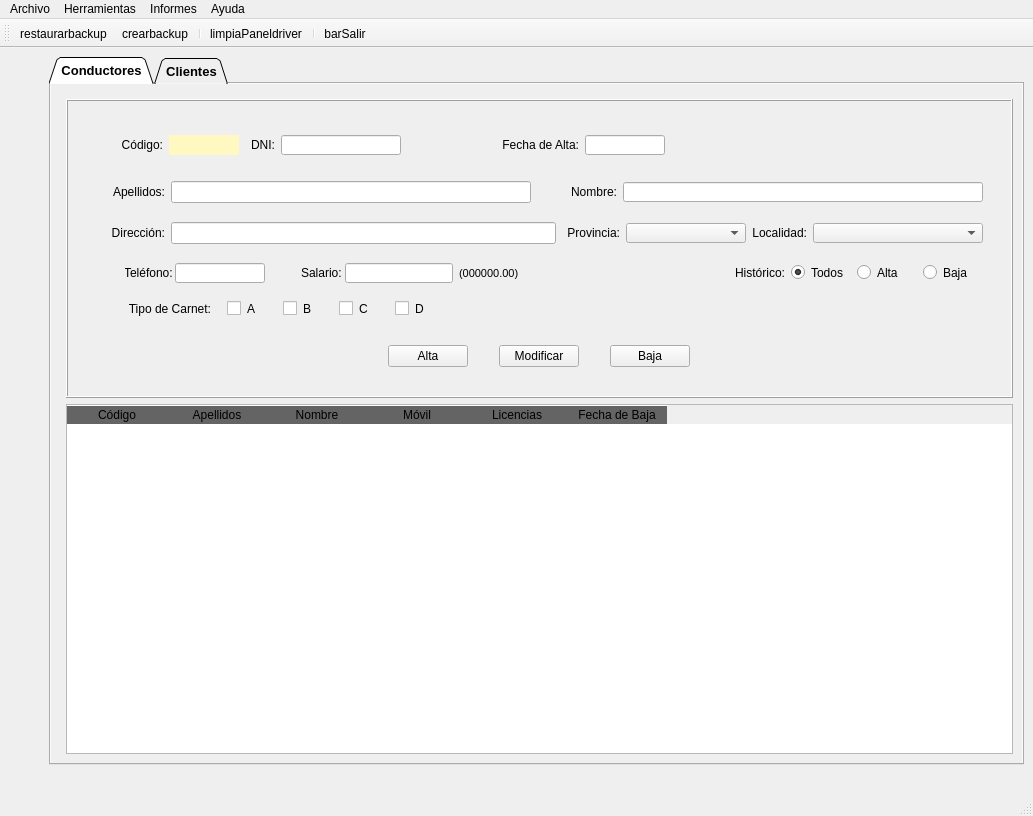
Cross048/DAM_2, file Interfaces/BernalMendez/templates/MainWindow.ui: the form before one commit.
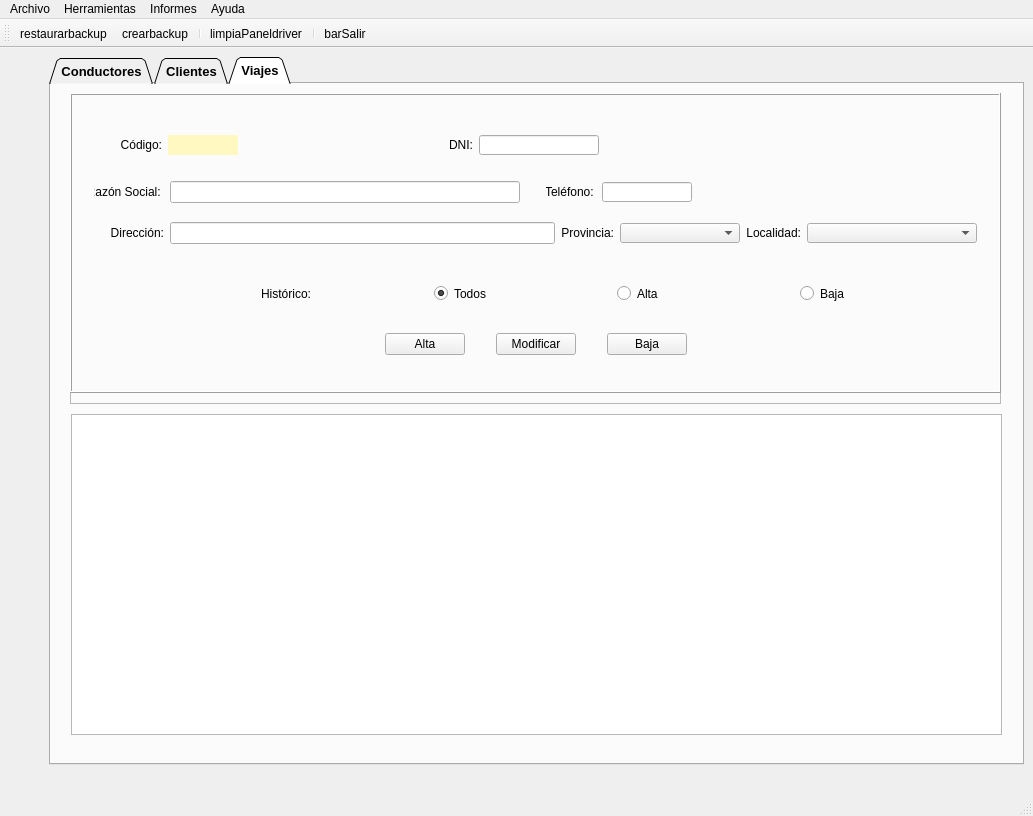
The form after the commit. The open tabs and pages were chosen to show the change. Icons and pictures are not drawn.

Diff of the .ui file:
```diff
--- a/Interfaces/BernalMendez/templates/MainWindow.ui
+++ b/Interfaces/BernalMendez/templates/MainWindow.ui
@@ -2120,6 +2120,783 @@
         </item>
        </layout>
       </widget>
+      <widget class="QWidget" name="panelViajes">
+       <attribute name="title">
+        <string>Viajes</string>
+       </attribute>
+       <widget class="QFrame" name="frame">
+        <property name="geometry">
+         <rect>
+          <x>19</x>
+          <y>9</y>
+          <width>931</width>
+          <height>311</height>
+         </rect>
+        </property>
+        <property name="frameShape">
+         <enum>QFrame::StyledPanel</enum>
+        </property>
+        <property name="frameShadow">
+         <enum>QFrame::Raised</enum>
+        </property>
+        <widget class="QFrame" name="frngestdrive_3">
+         <property name="geometry">
+          <rect>
+           <x>0</x>
+           <y>0</y>
+           <width>931</width>
+           <height>300</height>
+          </rect>
+         </property>
+         <property name="sizePolicy">
+          <sizepolicy hsizetype="Fixed" vsizetype="Ignored">
+           <horstretch>1</horstretch>
+           <verstretch>2</verstretch>
+          </sizepolicy>
+         </property>
+         <property name="minimumSize">
+          <size>
+           <width>400</width>
+           <height>20</height>
+          </size>
+         </property>
+         <property name="maximumSize">
+          <size>
+           <width>2048</width>
+           <height>300</height>
+          </size>
+         </property>
+         <property name="layoutDirection">
+          <enum>Qt::LeftToRight</enum>
+         </property>
+         <property name="styleSheet">
+          <string notr="true">border-color: rgb(255, 253, 225);</string>
+         </property>
+         <property name="frameShape">
+          <enum>QFrame::Box</enum>
+         </property>
+         <property name="frameShadow">
+          <enum>QFrame::Raised</enum>
+         </property>
+         <layout class="QGridLayout" name="gridLayout_24">
+          <item row="1" column="1">
+           <layout class="QGridLayout" name="gridLayout_29">
+            <item row="0" column="0">
+             <widget class="QLabel" name="lblEstado_4">
+              <property name="minimumSize">
+               <size>
+                <width>80</width>
+                <height>0</height>
+               </size>
+              </property>
+              <property name="maximumSize">
+               <size>
+                <width>100</width>
+                <height>20</height>
+               </size>
+              </property>
+              <property name="text">
+               <string>Histórico:</string>
+              </property>
+              <property name="alignment">
+               <set>Qt::AlignRight|Qt::AlignTrailing|Qt::AlignVCenter</set>
+              </property>
+             </widget>
+            </item>
+            <item row="0" column="1">
+             <widget class="QRadioButton" name="rbtTodos_4">
+              <property name="minimumSize">
+               <size>
+                <width>60</width>
+                <height>0</height>
+               </size>
+              </property>
+              <property name="maximumSize">
+               <size>
+                <width>60</width>
+                <height>16777215</height>
+               </size>
+              </property>
+              <property name="text">
+               <string>Todos</string>
+              </property>
+              <property name="checked">
+               <bool>true</bool>
+              </property>
+             </widget>
+            </item>
+            <item row="0" column="3">
+             <widget class="QRadioButton" name="rbtBaja_4">
+              <property name="minimumSize">
+               <size>
+                <width>60</width>
+                <height>0</height>
+               </size>
+              </property>
+              <property name="maximumSize">
+               <size>
+                <width>60</width>
+                <height>16777215</height>
+               </size>
+              </property>
+              <property name="text">
+               <string>Baja</string>
+              </property>
+             </widget>
+            </item>
+            <item row="0" column="2">
+             <widget class="QRadioButton" name="rbtAlta_4">
+              <property name="minimumSize">
+               <size>
+                <width>60</width>
+                <height>0</height>
+               </size>
+              </property>
+              <property name="maximumSize">
+               <size>
+                <width>60</width>
+                <height>16777215</height>
+               </size>
+              </property>
+              <property name="text">
+               <string>Alta</string>
+              </property>
+              <property name="checked">
+               <bool>false</bool>
+              </property>
+             </widget>
+            </item>
+           </layout>
+          </item>
+          <item row="0" column="0">
+           <spacer name="horizontalSpacer_46">
+            <property name="orientation">
+             <enum>Qt::Horizontal</enum>
+            </property>
+            <property name="sizeHint" stdset="0">
+             <size>
+              <width>120</width>
+              <height>20</height>
+             </size>
+            </property>
+           </spacer>
+          </item>
+          <item row="2" column="1">
+           <layout class="QHBoxLayout" name="horizontalLayout_5">
+            <property name="spacing">
+             <number>1</number>
+            </property>
+            <property name="sizeConstraint">
+             <enum>QLayout::SetDefaultConstraint</enum>
+            </property>
+            <item>
+             <spacer name="horizontalSpacer_37">
+              <property name="orientation">
+               <enum>Qt::Horizontal</enum>
+              </property>
+              <property name="sizeHint" stdset="0">
+               <size>
+                <width>40</width>
+                <height>20</height>
+               </size>
+              </property>
+             </spacer>
+            </item>
+            <item>
+             <widget class="QPushButton" name="btnAltaDriver_4">
+              <property name="minimumSize">
+               <size>
+                <width>75</width>
+                <height>20</height>
+               </size>
+              </property>
+              <property name="maximumSize">
+               <size>
+                <width>80</width>
+                <height>16777215</height>
+               </size>
+              </property>
+              <property name="text">
+               <string>Alta</string>
+              </property>
+             </widget>
+            </item>
+            <item>
+             <spacer name="horizontalSpacer_38">
+              <property name="orientation">
+               <enum>Qt::Horizontal</enum>
+              </property>
+              <property name="sizeType">
+               <enum>QSizePolicy::Fixed</enum>
+              </property>
+              <property name="sizeHint" stdset="0">
+               <size>
+                <width>30</width>
+                <height>20</height>
+               </size>
+              </property>
+             </spacer>
+            </item>
+            <item>
+             <widget class="QPushButton" name="btnModifDriver_4">
+              <property name="minimumSize">
+               <size>
+                <width>75</width>
+                <height>20</height>
+               </size>
+              </property>
+              <property name="maximumSize">
+               <size>
+                <width>80</width>
+                <height>16777215</height>
+               </size>
+              </property>
+              <property name="text">
+               <string>Modificar</string>
+              </property>
+             </widget>
+            </item>
+            <item>
+             <spacer name="horizontalSpacer_39">
+              <property name="orientation">
+               <enum>Qt::Horizontal</enum>
+              </property>
+              <property name="sizeType">
+               <enum>QSizePolicy::Fixed</enum>
+              </property>
+              <property name="sizeHint" stdset="0">
+               <size>
+                <width>30</width>
+                <height>20</height>
+               </size>
+              </property>
+             </spacer>
+            </item>
+            <item>
+             <widget class="QPushButton" name="btnBajaDriver_4">
+              <property name="minimumSize">
+               <size>
+                <width>75</width>
+                <height>20</height>
+               </size>
+              </property>
+              <property name="maximumSize">
+               <size>
+                <width>80</width>
+                <height>16777215</height>
+               </size>
+              </property>
+              <property name="text">
+               <string>Baja</string>
+              </property>
+             </widget>
+            </item>
+            <item>
+             <spacer name="horizontalSpacer_40">
+              <property name="orientation">
+               <enum>Qt::Horizontal</enum>
+              </property>
+              <property name="sizeHint" stdset="0">
+               <size>
+                <width>40</width>
+                <height>20</height>
+               </size>
+              </property>
+             </spacer>
+            </item>
+           </layout>
+          </item>
+          <item row="0" column="1">
+           <layout class="QGridLayout" name="gridLayout_25">
+            <property name="sizeConstraint">
+             <enum>QLayout::SetMinimumSize</enum>
+            </property>
+            <item row="6" column="0">
+             <spacer name="verticalSpacer_11">
+              <property name="orientation">
+               <enum>Qt::Vertical</enum>
+              </property>
+              <property name="sizeType">
+               <enum>QSizePolicy::Fixed</enum>
+              </property>
+              <property name="sizeHint" stdset="0">
+               <size>
+                <width>20</width>
+                <height>10</height>
+               </size>
+              </property>
+             </spacer>
+            </item>
+            <item row="2" column="0" colspan="3">
+             <layout class="QGridLayout" name="gridLayout_26">
+              <property name="sizeConstraint">
+               <enum>QLayout::SetMaximumSize</enum>
+              </property>
+              <item row="0" column="0">
+               <widget class="QLabel" name="lblRazonSocial_3">
+                <property name="minimumSize">
+                 <size>
+                  <width>70</width>
+                  <height>20</height>
+                 </size>
+                </property>
+                <property name="maximumSize">
+                 <size>
+                  <width>70</width>
+                  <height>20</height>
+                 </size>
+                </property>
+                <property name="text">
+                 <string>Razón Social: </string>
+                </property>
+                <property name="alignment">
+                 <set>Qt::AlignRight|Qt::AlignTrailing|Qt::AlignVCenter</set>
+                </property>
+               </widget>
+              </item>
+              <item row="0" column="1">
+               <widget class="QLineEdit" name="txtRazonSocial_3">
+                <property name="minimumSize">
+                 <size>
+                  <width>350</width>
+                  <height>20</height>
+                 </size>
+                </property>
+                <property name="cursorPosition">
+                 <number>0</number>
+                </property>
+               </widget>
+              </item>
+              <item row="0" column="3">
+               <widget class="QLabel" name="lblMovil_4">
+                <property name="minimumSize">
+                 <size>
+                  <width>45</width>
+                  <height>0</height>
+                 </size>
+                </property>
+                <property name="maximumSize">
+                 <size>
+                  <width>50</width>
+                  <height>20</height>
+                 </size>
+                </property>
+                <property name="text">
+                 <string>Teléfono: </string>
+                </property>
+                <property name="alignment">
+                 <set>Qt::AlignCenter</set>
+                </property>
+               </widget>
+              </item>
+              <item row="0" column="4">
+               <widget class="QLineEdit" name="txtMovil_4">
+                <property name="minimumSize">
+                 <size>
+                  <width>90</width>
+                  <height>20</height>
+                 </size>
+                </property>
+                <property name="maximumSize">
+                 <size>
+                  <width>80</width>
+                  <height>20</height>
+                 </size>
+                </property>
+                <property name="alignment">
+                 <set>Qt::AlignCenter</set>
+                </property>
+               </widget>
+              </item>
+              <item row="0" column="2">
+               <spacer name="horizontalSpacer_41">
+                <property name="orientation">
+                 <enum>Qt::Horizontal</enum>
+                </property>
+                <property name="sizeType">
+                 <enum>QSizePolicy::Fixed</enum>
+                </property>
+                <property name="sizeHint" stdset="0">
+                 <size>
+                  <width>20</width>
+                  <height>20</height>
+                 </size>
+                </property>
+               </spacer>
+              </item>
+              <item row="0" column="5">
+               <spacer name="horizontalSpacer_42">
+                <property name="orientation">
+                 <enum>Qt::Horizontal</enum>
+                </property>
+                <property name="sizeHint" stdset="0">
+                 <size>
+                  <width>40</width>
+                  <height>20</height>
+                 </size>
+                </property>
+               </spacer>
+              </item>
+             </layout>
+            </item>
+            <item row="4" column="0" colspan="3">
+             <layout class="QGridLayout" name="gridLayout_27">
+              <item row="0" column="6">
+               <widget class="QComboBox" name="cmbMuni_4">
+                <property name="minimumSize">
+                 <size>
+                  <width>170</width>
+                  <height>20</height>
+                 </size>
+                </property>
+                <property name="maximumSize">
+                 <size>
+                  <width>240</width>
+                  <height>20</height>
+                 </size>
+                </property>
+               </widget>
+              </item>
+              <item row="0" column="5">
+               <widget class="QLabel" name="lblLocalidad_4">
+                <property name="maximumSize">
+                 <size>
+                  <width>70</width>
+                  <height>20</height>
+                 </size>
+                </property>
+                <property name="text">
+                 <string>Localidad:</string>
+                </property>
+                <property name="alignment">
+                 <set>Qt::AlignRight|Qt::AlignTrailing|Qt::AlignVCenter</set>
+                </property>
+               </widget>
+              </item>
+              <item row="0" column="2">
+               <spacer name="horizontalSpacer_43">
+                <property name="orientation">
+                 <enum>Qt::Horizontal</enum>
+                </property>
+                <property name="sizeHint" stdset="0">
+                 <size>
+                  <width>40</width>
+                  <height>20</height>
+                 </size>
+                </property>
+               </spacer>
+              </item>
+              <item row="0" column="0">
+               <widget class="QLabel" name="lblDirdriver_4">
+                <property name="minimumSize">
+                 <size>
+                  <width>70</width>
+                  <height>0</height>
+                 </size>
+                </property>
+                <property name="maximumSize">
+                 <size>
+                  <width>90</width>
+                  <height>20</height>
+                 </size>
+                </property>
+                <property name="text">
+                 <string>Dirección:</string>
+                </property>
+                <property name="alignment">
+                 <set>Qt::AlignRight|Qt::AlignTrailing|Qt::AlignVCenter</set>
+                </property>
+               </widget>
+              </item>
+              <item row="0" column="1">
+               <widget class="QLineEdit" name="txtDirdriver_4">
+                <property name="sizePolicy">
+                 <sizepolicy hsizetype="Fixed" vsizetype="Fixed">
+                  <horstretch>0</horstretch>
+                  <verstretch>0</verstretch>
+                 </sizepolicy>
+                </property>
+                <property name="minimumSize">
+                 <size>
+                  <width>385</width>
+                  <height>20</height>
+                 </size>
+                </property>
+               </widget>
+              </item>
+              <item row="0" column="3">
+               <widget class="QLabel" name="lblPRov_4">
+                <property name="maximumSize">
+                 <size>
+                  <width>70</width>
+                  <height>20</height>
+                 </size>
+                </property>
+                <property name="text">
+                 <string>Provincia:</string>
+                </property>
+                <property name="alignment">
+                 <set>Qt::AlignRight|Qt::AlignTrailing|Qt::AlignVCenter</set>
+                </property>
+               </widget>
+              </item>
+              <item row="0" column="4">
+               <widget class="QComboBox" name="cmbProv_4">
+                <property name="minimumSize">
+                 <size>
+                  <width>120</width>
+                  <height>20</height>
+                 </size>
+                </property>
+                <property name="maximumSize">
+                 <size>
+                  <width>150</width>
+                  <height>20</height>
+                 </size>
+                </property>
+               </widget>
+              </item>
+             </layout>
+            </item>
+            <item row="0" column="0" colspan="2">
+             <layout class="QGridLayout" name="gridLayout_28">
+              <item row="0" column="4">
+               <widget class="QLabel" name="lblDni_4">
+                <property name="minimumSize">
+                 <size>
+                  <width>30</width>
+                  <height>20</height>
+                 </size>
+                </property>
+                <property name="maximumSize">
+                 <size>
+                  <width>30</width>
+                  <height>20</height>
+                 </size>
+                </property>
+                <property name="text">
+                 <string>DNI:</string>
+                </property>
+                <property name="alignment">
+                 <set>Qt::AlignRight|Qt::AlignTrailing|Qt::AlignVCenter</set>
+                </property>
+               </widget>
+              </item>
+              <item row="0" column="2">
+               <widget class="QLabel" name="lblcodbd_4">
+                <property name="minimumSize">
+                 <size>
+                  <width>70</width>
+                  <height>20</height>
+                 </size>
+                </property>
+                <property name="maximumSize">
+                 <size>
+                  <width>70</width>
+                  <height>20</height>
+                 </size>
+                </property>
+                <property name="styleSheet">
+                 <string notr="true">background-color: rgb(255, 248, 192);</string>
+                </property>
+                <property name="text">
+                 <string/>
+                </property>
+                <property name="alignment">
+                 <set>Qt::AlignCenter</set>
+                </property>
+               </widget>
+              </item>
+              <item row="0" column="0">
+               <spacer name="horizontalSpacer_44">
+                <property name="orientation">
+                 <enum>Qt::Horizontal</enum>
+                </property>
+                <property name="sizeType">
+                 <enum>QSizePolicy::Fixed</enum>
+                </property>
+                <property name="sizeHint" stdset="0">
+                 <size>
+                  <width>18</width>
+                  <height>20</height>
+                 </size>
+                </property>
+               </spacer>
+              </item>
+              <item row="0" column="1">
+               <widget class="QLabel" name="lblCod_4">
+                <property name="minimumSize">
+                 <size>
+                  <width>50</width>
+                  <height>20</height>
+                 </size>
+                </property>
+                <property name="maximumSize">
+                 <size>
+                  <width>40</width>
+                  <height>16777215</height>
+                 </size>
+                </property>
+                <property name="text">
+                 <string>Código:</string>
+                </property>
+                <property name="alignment">
+                 <set>Qt::AlignRight|Qt::AlignTrailing|Qt::AlignVCenter</set>
+                </property>
+               </widget>
+              </item>
+              <item row="0" column="6">
+               <widget class="QLabel" name="lblValidardni_4">
+                <property name="minimumSize">
+                 <size>
+                  <width>40</width>
+                  <height>30</height>
+                 </size>
+                </property>
+                <property name="maximumSize">
+                 <size>
+                  <width>50</width>
+                  <height>30</height>
+                 </size>
+                </property>
+                <property name="font">
+                 <font>
+                  <family>Segoe Print</family>
+                  <pointsize>14</pointsize>
+                 </font>
+                </property>
+                <property name="text">
+                 <string/>
+                </property>
+                <property name="alignment">
+                 <set>Qt::AlignLeading|Qt::AlignLeft|Qt::AlignVCenter</set>
+                </property>
+               </widget>
+              </item>
+              <item row="0" column="5">
+               <widget class="QLineEdit" name="txtDni_4">
+                <property name="minimumSize">
+                 <size>
+                  <width>120</width>
+                  <height>20</height>
+                 </size>
+                </property>
+                <property name="maximumSize">
+                 <size>
+                  <width>120</width>
+                  <height>20</height>
+                 </size>
+                </property>
+                <property name="whatsThis">
+                 <string>&lt;html&gt;&lt;head/&gt;&lt;body&gt;&lt;p&gt;&lt;span style=&quot; font-weight:400;&quot;&gt;Introducir DNI&lt;/span&gt;&lt;/p&gt;&lt;/body&gt;&lt;/html&gt;</string>
+                </property>
+                <property name="alignment">
+                 <set>Qt::AlignCenter</set>
+                </property>
+               </widget>
+              </item>
+              <item row="0" column="7">
+               <widget class="QPushButton" name="btnBuscadri_4">
+                <property name="maximumSize">
+                 <size>
+                  <width>30</width>
+                  <height>30</height>
+                 </size>
+                </property>
+                <property name="text">
+                 <string/>
+                </property>
+                <property name="icon">
+                 <iconset>
+                  <normaloff>../img/lupa.png</normaloff>../img/lupa.png</iconset>
+                </property>
+                <property name="iconSize">
+                 <size>
+                  <width>24</width>
+                  <height>24</height>
+                 </size>
+                </property>
+                <property name="flat">
+                 <bool>true</bool>
+                </property>
+               </widget>
+              </item>
+              <item row="0" column="3">
+               <spacer name="horizontalSpacer_45">
+                <property name="orientation">
+                 <enum>Qt::Horizontal</enum>
+                </property>
+                <property name="sizeHint" stdset="0">
+                 <size>
+                  <width>40</width>
+                  <height>20</height>
+                 </size>
+                </property>
+               </spacer>
+              </item>
+             </layout>
+            </item>
+            <item row="1" column="0">
+             <spacer name="verticalSpacer_12">
+              <property name="orientation">
+               <enum>Qt::Vertical</enum>
+              </property>
+              <property name="sizeType">
+               <enum>QSizePolicy::Fixed</enum>
+              </property>
+              <property name="sizeHint" stdset="0">
+               <size>
+                <width>20</width>
+                <height>15</height>
+               </size>
+              </property>
+             </spacer>
+            </item>
+            <item row="3" column="0">
+             <spacer name="verticalSpacer_13">
+              <property name="orientation">
+               <enum>Qt::Vertical</enum>
+              </property>
+              <property name="sizeType">
+               <enum>QSizePolicy::Fixed</enum>
+              </property>
+              <property name="sizeHint" stdset="0">
+               <size>
+                <width>13</width>
+                <height>13</height>
+               </size>
+              </property>
+             </spacer>
+            </item>
+           </layout>
+          </item>
+          <item row="0" column="2">
+           <spacer name="horizontalSpacer_47">
+            <property name="orientation">
+             <enum>Qt::Horizontal</enum>
+            </property>
+            <property name="sizeHint" stdset="0">
+             <size>
+              <width>120</width>
+              <height>20</height>
+             </size>
+            </property>
+           </spacer>
+          </item>
+         </layout>
+        </widget>
+       </widget>
+       <widget class="QTableWidget" name="tableWidget">
+        <property name="geometry">
+         <rect>
+          <x>20</x>
+          <y>330</y>
+          <width>931</width>
+          <height>321</height>
+         </rect>
+        </property>
+       </widget>
+      </widget>
      </widget>
     </item>
    </layout>
```
Left out of the diff: 36 changed lines with no effect on the pictures.
